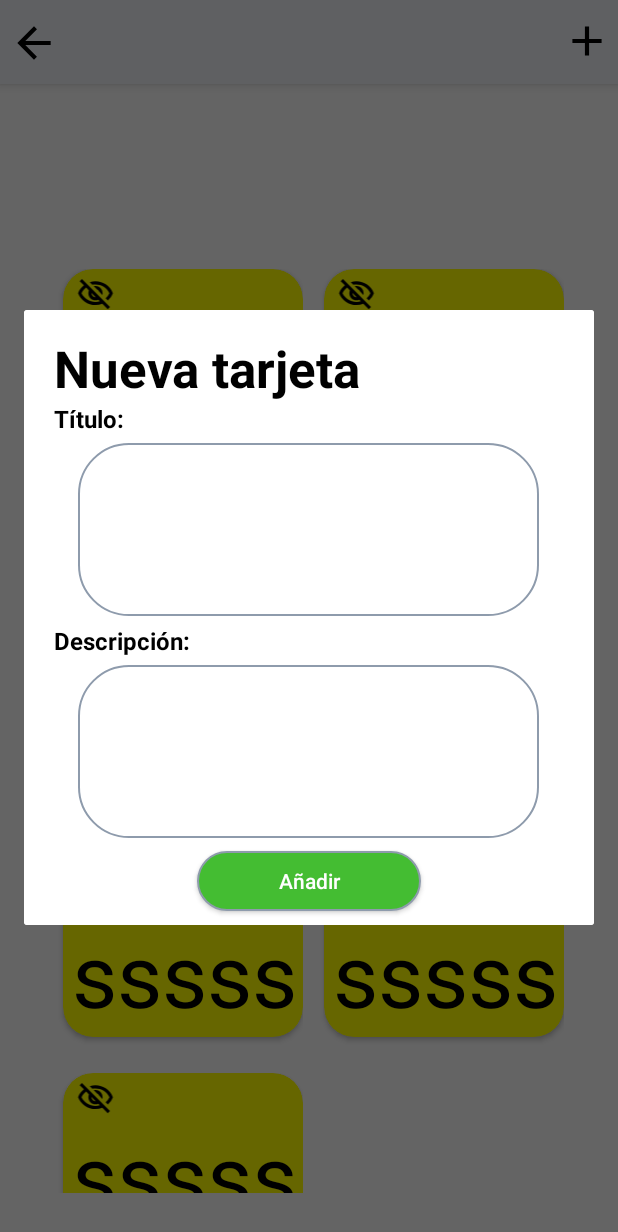
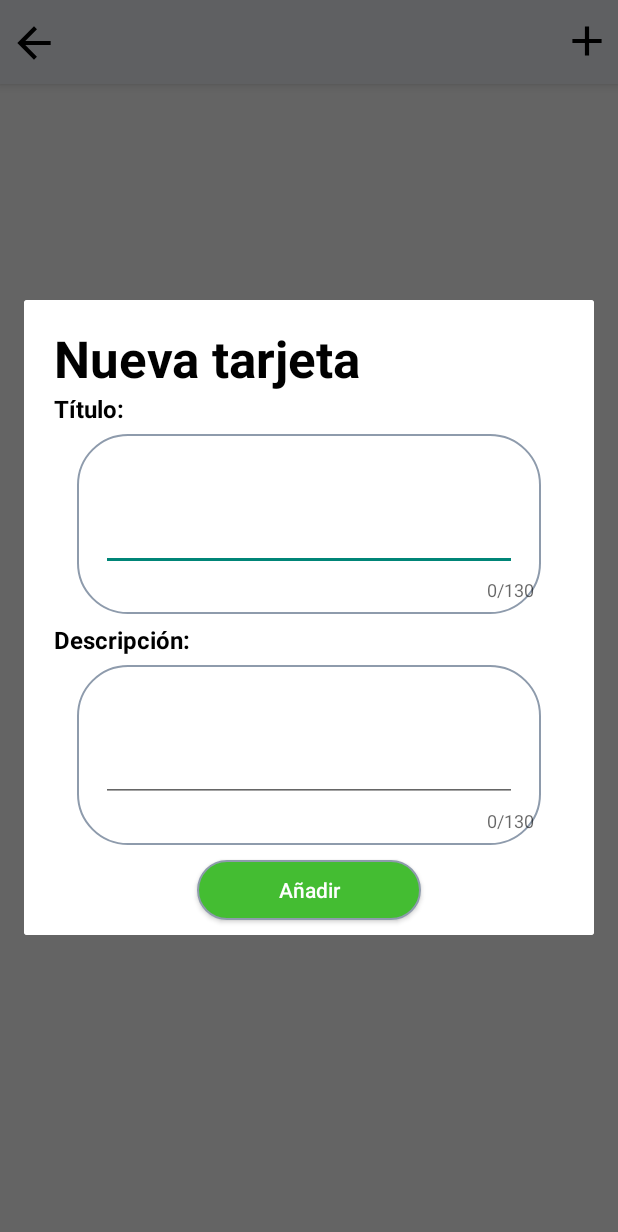
Before and after one commit to 2020-B-Aplicaciones-Web-Software/mov-soft-munoz-villegas-proyecto, an Android app: the TarjetasActividad screen opened directly, with no data from a screen before it, after a tap on an icon or button, on a phone screen of 412 x 824 dp. Shown: the top 1232 px of the screen. Run offline under Robolectric (Android 15) with nearby library versions, the phone set to English and light mode, and no system bars; our stand-ins replace Firebase (no records; nobody signed in at launch, a user with empty details on screens opened directly); 5 statements that could not run were skipped.

Commit message:
terminado creación de tarjetas

```diff
--- a/Proyecto2B/app/src/main/java/com/example/proyecto2b/TarjetasActividad.kt
+++ b/Proyecto2B/app/src/main/java/com/example/proyecto2b/TarjetasActividad.kt
@@ -6,40 +6,69 @@ import android.os.Bundle
 import android.util.Log
 import android.view.LayoutInflater
 import android.widget.Button
-import android.widget.EditText
 import android.widget.ImageView
 import android.widget.TextView
 import androidx.appcompat.app.AlertDialog
 import androidx.recyclerview.widget.RecyclerView
 import com.example.proyecto2b.Dto.FirestoreCategoriaDto
 import com.example.proyecto2b.Dto.FirestoreTarjetaDto
+import com.google.android.material.textfield.TextInputEditText
+import com.google.firebase.firestore.Query
+import com.google.firebase.firestore.ktx.firestore
+import com.google.firebase.ktx.Firebase
 
 class TarjetasActividad : AppCompatActivity() {
     var listaTarjetas= arrayListOf<FirestoreTarjetaDto>()
+    lateinit var categoria:FirestoreCategoriaDto
     override fun onCreate(savedInstanceState: Bundle?) {
         super.onCreate(savedInstanceState)
         setContentView(R.layout.activity_tarjetas_actividad)
-        cargarnterfaz()
+        categoria= intent.getParcelableExtra<FirestoreCategoriaDto>("categoria")!!
+        cargarTarjetas()
+
 
 
     }
-    fun cargarnterfaz(){
-        val categoria=intent.getParcelableExtra<FirestoreCategoriaDto>("categoria")
+    fun cargarTarjetas(){
+        listaTarjetas.clear()
+
+        val db= Firebase.firestore
+
+        val referencia = db.collection("usuario").document(AuthUsuario.usuario!!.email)
+            .collection("categoria").document(categoria.uid!!)
+            .collection("tajeta")
+            .orderBy("titulo", Query.Direction.DESCENDING)
+
+        referencia
+            .get()
+            .addOnSuccessListener { tarjetas ->
+                for (tajeta in tarjetas) {
+
+                    if (tajeta != null) {
+                        listaTarjetas.add(
+                            FirestoreTarjetaDto(tajeta.id,
+                                tajeta["titulo"].toString(),
+                                tajeta["descripcion"].toString()
+
+                            )
+                        )
+
+                    }
+
+                }
+                cargarInterfaz()
+            }
+        cargarInterfaz()
+
+    }
+    fun cargarInterfaz(){
+
         findViewById<TextView>(R.id.tv_tituloCategoria).setText(categoria?.nombre)
         Log.i("s","${categoria!!.nombre } ${categoria!!.uid }")
         val recyclerViewTarjetas=findViewById<RecyclerView>(
             R.id.rv_tarjetas
         )
 
-        listaTarjetas.add(FirestoreTarjetaDto("s","sssss","aaaaa"))
-        listaTarjetas.add(FirestoreTarjetaDto("s","sssss","aaaaa"))
-        listaTarjetas.add(FirestoreTarjetaDto("s","sssss","aaaaa"))
-        listaTarjetas.add(FirestoreTarjetaDto("s","sssss","aaaaa"))
-        listaTarjetas.add(FirestoreTarjetaDto("s","sssss","aaaaa"))
-        listaTarjetas.add(FirestoreTarjetaDto("s","sssss","aaaaa"))
-        listaTarjetas.add(FirestoreTarjetaDto("s","sssss","aaaaa"))
-        listaTarjetas.add(FirestoreTarjetaDto("s","sssss","aaaaa"))
-        listaTarjetas.add(FirestoreTarjetaDto("s","sssss","aaaaa"))
 
         iniciarRecyclerView(listaTarjetas,this,recyclerViewTarjetas)
         val botonRegresar=findViewById<ImageView>(R.id.btn_regresarTarjetas)
@@ -61,12 +90,44 @@ class TarjetasActividad : AppCompatActivity() {
             .setView(dialogoView)
         val categoriaDialogo=builder.show()
         val botonAceptar=dialogoView.findViewById<Button>(R.id.btn_crearTajeta_dialogo)
-        val textoDescripcion=dialogoView.findViewById<EditText>(R.id.et_titulo_tarjeta_dialogo2)
-        val textoTitulo=dialogoView.findViewById<EditText>(R.id.et_titulo_tarjeta_dialogo)
+        val tituloTarjeta=dialogoView.findViewById<TextInputEditText>(R.id.til_nombre_tarjeta_dialogo)
+        val descripcionTarjeta=dialogoView.findViewById<TextInputEditText>(R.id.til_descripcion_tarjeta_dialogo)
+
+
 
         botonAceptar.setOnClickListener {
-            categoriaDialogo.dismiss()
+            if(tituloTarjeta.text.toString().length<=130
+                && tituloTarjeta.text.toString().length>=5
+                && descripcionTarjeta.text.toString().length<=130
+                && descripcionTarjeta.text.toString().length>=5){
+                    registrarTarjeta(tituloTarjeta.text.toString()
+                        ,descripcionTarjeta.text.toString()
+                        ,categoriaDialogo)
+
+            }
+
         }
+    }
+
+    private fun registrarTarjeta(titulo: String, descripcion: String, categoriaDialogo: AlertDialog?) {
+        val nuevaTarjeta = hashMapOf<String, Any>(
+            "titulo" to titulo,
+            "descripcion" to descripcion
+
+        )
+        val db = Firebase.firestore
+        val referencia = db.collection("usuario").document(AuthUsuario.usuario!!.email)
+            .collection("categoria").document(categoria.uid!!)
+            .collection("tajeta")
+
+        referencia
+            .add(nuevaTarjeta)
+            .addOnSuccessListener {
+                categoriaDialogo!!.dismiss()
+                cargarTarjetas()
+
+            }.addOnFailureListener {}
+
     }
 
     fun abrirActividad(
--- a/Proyecto2B/app/src/main/res/layout/crear_tajetas.xml
+++ b/Proyecto2B/app/src/main/res/layout/crear_tajetas.xml
@@ -12,7 +12,7 @@
 
         <LinearLayout
             android:layout_width="match_parent"
-            android:layout_height="410dp"
+            android:layout_height="423dp"
             android:orientation="vertical">
 
             <TextView
@@ -37,25 +37,29 @@
                 android:layout_below="@+id/tv_titulo_tarjeta_dialogo"
                 android:layout_alignStart="@+id/tv_titulo_tarjeta_dialogo"
                 android:layout_marginLeft="20dp"
+                android:layout_marginBottom="6dp"
                 android:text="Título:"
                 android:textColor="@color/black"
                 android:textSize="16sp"
                 android:textStyle="bold" />
 
-            <EditText
-                android:id="@+id/et_titulo_tarjeta_dialogo"
-                android:layout_width="307dp"
-                android:layout_height="115dp"
-                android:layout_alignStart="@+id/textView6"
-                android:layout_alignEnd="@+id/textView6"
-                android:layout_alignParentTop="true"
+            <com.google.android.material.textfield.TextInputLayout
+
+
+                android:layout_width="309dp"
+                android:layout_height="120dp"
                 android:layout_gravity="center"
-                android:layout_marginTop="5dp"
-                android:layout_marginBottom="5dp"
                 android:background="@drawable/estilo_redondeado"
-                android:ems="10"
-                android:inputType="textPersonName"
-                android:paddingLeft="15dp" />
+                app:counterEnabled="true"
+                app:counterMaxLength="130">
+
+                <com.google.android.material.textfield.TextInputEditText
+
+                    android:id="@+id/til_nombre_tarjeta_dialogo"
+                    android:layout_width="277dp"
+                    android:layout_height="80dp"
+                    android:layout_gravity="center" />
+            </com.google.android.material.textfield.TextInputLayout>
 
             <TextView
                 android:id="@+id/textView5"
@@ -64,33 +68,38 @@
                 android:layout_below="@+id/tv_titulo_tarjeta_dialogo"
                 android:layout_alignStart="@+id/tv_titulo_tarjeta_dialogo"
                 android:layout_marginLeft="20dp"
+                android:layout_marginTop="6dp"
+                android:layout_marginBottom="6dp"
                 android:text="Descripción:"
                 android:textColor="@color/black"
                 android:textSize="16sp"
                 android:textStyle="bold" />
 
-            <EditText
-                android:id="@+id/et_titulo_tarjeta_dialogo2"
-                android:layout_width="307dp"
-                android:layout_height="115dp"
-                android:layout_alignStart="@+id/textView6"
-                android:layout_alignEnd="@+id/textView6"
-                android:layout_alignParentTop="true"
+
+            <com.google.android.material.textfield.TextInputLayout
+
+
+                android:layout_width="309dp"
+                android:layout_height="120dp"
                 android:layout_gravity="center"
-                android:layout_marginTop="5dp"
-                android:layout_marginBottom="5dp"
                 android:background="@drawable/estilo_redondeado"
-                android:ems="10"
-                android:gravity="center"
-                android:inputType="textPersonName"
-                android:paddingLeft="15dp" />
+                app:counterEnabled="true"
+                app:counterMaxLength="130">
+
+                <com.google.android.material.textfield.TextInputEditText
+
+                    android:id="@+id/til_descripcion_tarjeta_dialogo"
+                    android:layout_width="277dp"
+                    android:layout_height="80dp"
+                    android:layout_gravity="center" />
+            </com.google.android.material.textfield.TextInputLayout>
 
             <Button
                 android:id="@+id/btn_crearTajeta_dialogo"
                 android:layout_width="149dp"
                 android:layout_height="40dp"
                 android:layout_gravity="center"
-                android:layout_marginTop="3dp"
+                android:layout_marginTop="10dp"
                 android:background="@drawable/estilo_boton"
                 android:contextClickable="false"
                 android:elegantTextHeight="false"
@@ -99,5 +108,4 @@
                 android:textColor="@color/white" />
         </LinearLayout>
     </RelativeLayout>
-
 </androidx.constraintlayout.widget.ConstraintLayout>
```
